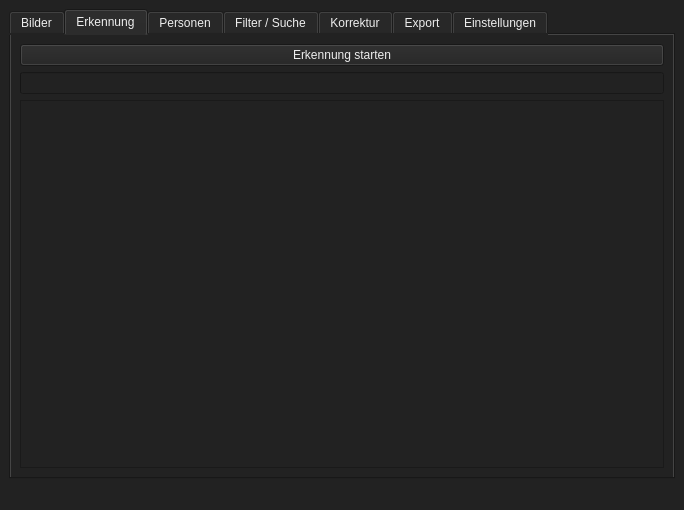
Above: QT-Ui/Main.ui from Beginner090902/Photo-Face-sort before the change. Below: the same form after it.
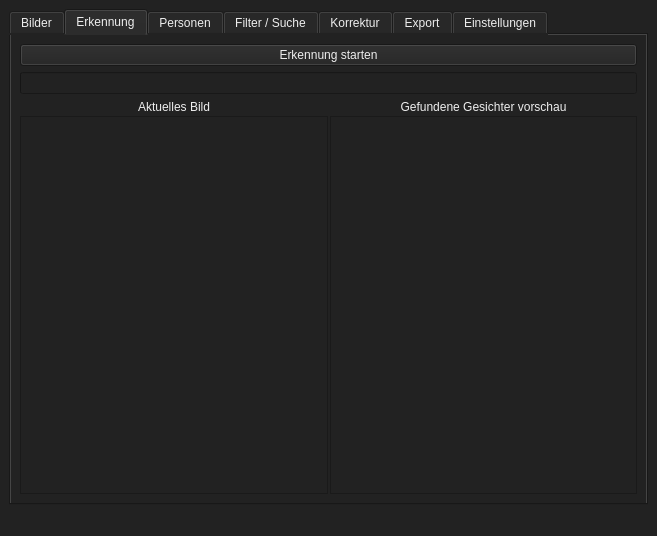
That is the form after the change. The open tabs and pages were chosen to show the change.

Patch:
```diff
--- a/QT-Ui/Main.ui
+++ b/QT-Ui/Main.ui
@@ -6,8 +6,8 @@
    <rect>
     <x>0</x>
     <y>0</y>
-    <width>684</width>
-    <height>510</height>
+    <width>657</width>
+    <height>536</height>
    </rect>
   </property>
   <property name="sizePolicy">
@@ -29,8 +29,8 @@
      <verstretch>0</verstretch>
     </sizepolicy>
    </property>
-   <layout class="QFormLayout" name="formLayout">
-    <item row="0" column="0" colspan="2">
+   <layout class="QVBoxLayout" name="verticalLayout_4">
+    <item>
      <widget class="QTabWidget" name="tabWidget">
       <property name="sizePolicy">
        <sizepolicy hsizetype="Expanding" vsizetype="Expanding">
@@ -162,7 +162,51 @@
          <widget class="QProgressBar" name="progressBar_scan"/>
         </item>
         <item>
-         <widget class="QListWidget" name="listWidget"/>
+         <layout class="QGridLayout" name="gridLayout">
+          <property name="spacing">
+           <number>2</number>
+          </property>
+          <item row="0" column="0">
+           <widget class="QLabel" name="scan_aktuelles_bild_label">
+            <property name="text">
+             <string>Aktuelles Bild</string>
+            </property>
+            <property name="alignment">
+             <set>Qt::AlignmentFlag::AlignCenter</set>
+            </property>
+           </widget>
+          </item>
+          <item row="0" column="1">
+           <widget class="QLabel" name="scan_gefundene_gesichter_vorschau_label">
+            <property name="text">
+             <string>Gefundene Gesichter vorschau</string>
+            </property>
+            <property name="alignment">
+             <set>Qt::AlignmentFlag::AlignCenter</set>
+            </property>
+           </widget>
+          </item>
+          <item row="1" column="0">
+           <widget class="QListWidget" name="scan_aktuelles_bild_vorschau">
+            <property name="sizePolicy">
+             <sizepolicy hsizetype="MinimumExpanding" vsizetype="Expanding">
+              <horstretch>2</horstretch>
+              <verstretch>0</verstretch>
+             </sizepolicy>
+            </property>
+           </widget>
+          </item>
+          <item row="1" column="1">
+           <widget class="QListWidget" name="scan_gefundene_gesichter_vorschau">
+            <property name="sizePolicy">
+             <sizepolicy hsizetype="MinimumExpanding" vsizetype="Expanding">
+              <horstretch>2</horstretch>
+              <verstretch>0</verstretch>
+             </sizepolicy>
+            </property>
+           </widget>
+          </item>
+         </layout>
         </item>
        </layout>
       </widget>
```
Left out of the diff: 6 changed lines with no effect on the pictures.
